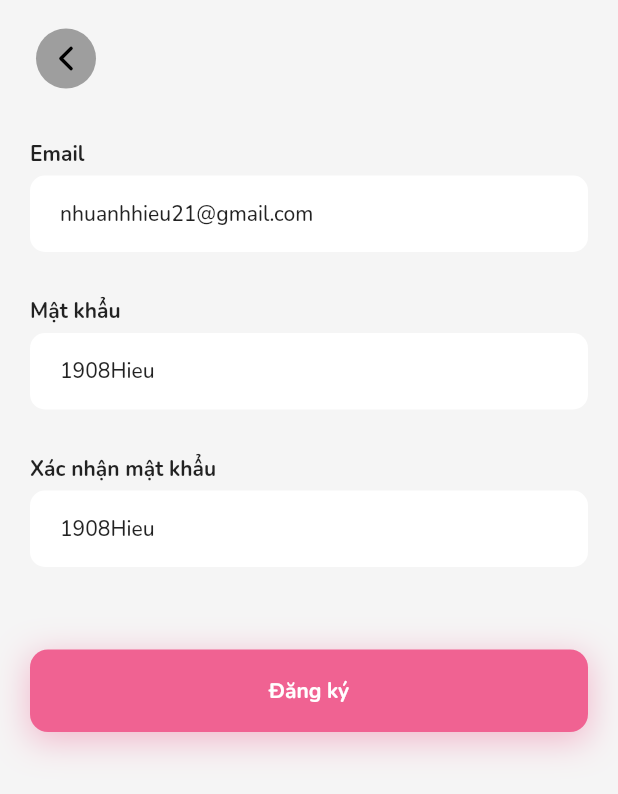
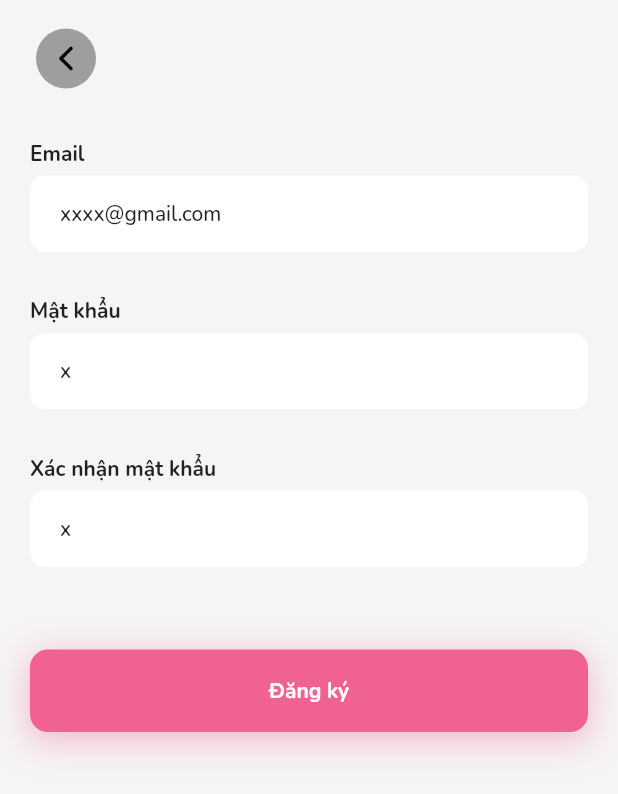
Before and after one commit to anhhieu21/friendzone, a Flutter app: the SignUpScreen screen opened by its route, on a phone screen of 412 x 824 dp. Shown: the top 794 px of the screen. Run offline on Flutter 3.47's test engine with Material 2 defaults, Android fonts, the phone set to English and light mode, and no system bars; our stand-ins replace cached_network_image, cloud_firestore, dropdown_button2, equatable, firebase_auth, firebase_core and 9 more; accounts and stored records are empty.

Commit message:
Update sign_up_screen.dart

```diff
--- a/lib/presentation/views/auth/view/sign_up_screen.dart
+++ b/lib/presentation/views/auth/view/sign_up_screen.dart
@@ -18,13 +18,13 @@ class SignUpScreen extends StatefulWidget {
 
 class _SignUpScreenState extends State<SignUpScreen> {
   final TextEditingController nameController =
-      TextEditingController(text: 'nhuanhhieu21@gmail.com');
+      TextEditingController(text: 'xxxx@gmail.com');
 
   final TextEditingController passController =
-      TextEditingController(text: '1908Hieu');
+      TextEditingController(text: 'x');
 
   final TextEditingController passConfirmController =
-      TextEditingController(text: '1908Hieu');
+      TextEditingController(text: 'x');
 
   final _keyForm = GlobalKey<FormState>();
 
```
